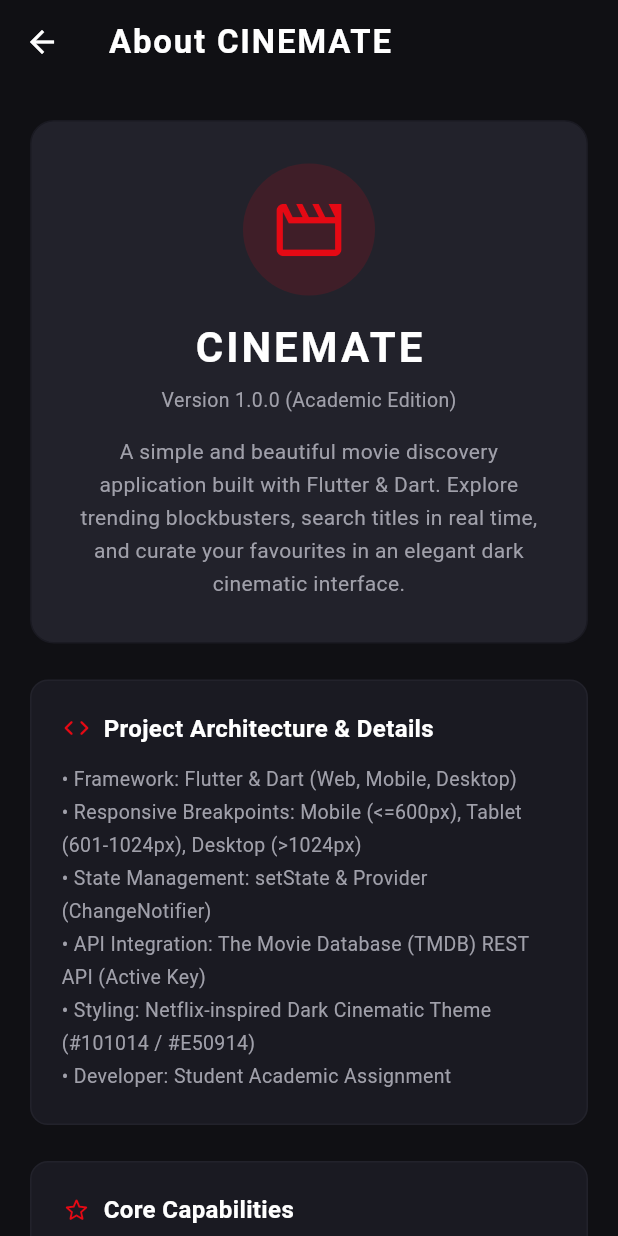
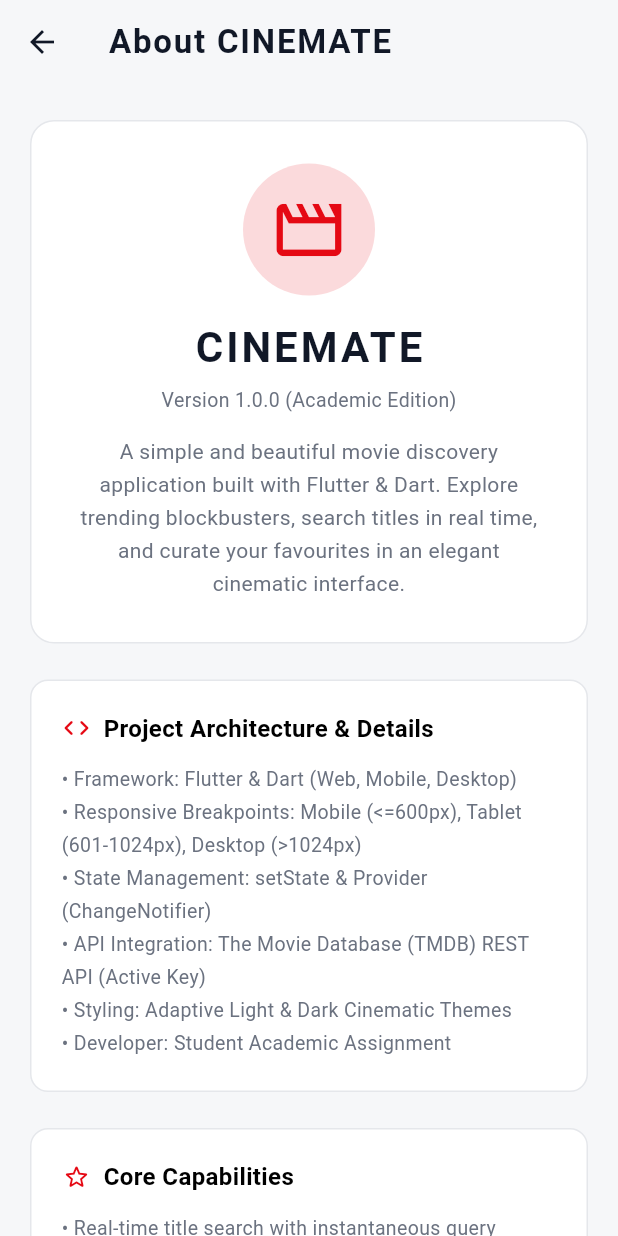
Before and after one commit to VrajeshChary/cinemate-vrajesh-jugraj, a Flutter app: the AboutScreen screen opened by its route, on a phone screen of 412 x 824 dp. Run offline on Flutter 3.47's test engine with Material 3 defaults, Android fonts, the phone set to English and light mode, and no system bars; network calls fail.

Commit message:
Set default Light Theme with top AppBar toggle button and responsive card styling

```diff
--- a/lib/screens/about_screen.dart
+++ b/lib/screens/about_screen.dart
@@ -18,7 +18,7 @@ class AboutScreen extends StatelessWidget {
     final horizontalPadding = screenWidth > 600 ? 32.0 : 20.0;
 
     return Scaffold(
-      backgroundColor: AppTheme.background,
+      backgroundColor: Theme.of(context).scaffoldBackgroundColor,
       appBar: AppBar(
         title: const Text('About CINEMATE'),
         leading: IconButton(
@@ -39,9 +39,9 @@ class AboutScreen extends StatelessWidget {
                   width: double.infinity,
                   padding: const EdgeInsets.all(28),
                   decoration: BoxDecoration(
-                    color: AppTheme.cardColor,
+                    color: AppTheme.getCardColor(context),
                     borderRadius: BorderRadius.circular(16),
-                    border: Border.all(color: AppTheme.secondaryBackground),
+                    border: Border.all(color: AppTheme.getBorder(context)),
                   ),
                   child: Column(
                     children: [
@@ -58,30 +58,30 @@ class AboutScreen extends StatelessWidget {
                         ),
                       ),
                       const SizedBox(height: 14),
-                      const Text(
+                      Text(
                         'CINEMATE',
                         style: TextStyle(
-                          color: AppTheme.primaryText,
+                          color: AppTheme.getTextColor(context),
                           fontSize: 28,
                           fontWeight: FontWeight.bold,
                           letterSpacing: 2.0,
                         ),
                       ),
                       const SizedBox(height: 6),
-                      const Text(
+                      Text(
                         'Version 1.0.0 (Academic Edition)',
                         style: TextStyle(
-                          color: AppTheme.secondaryText,
+                          color: AppTheme.getSecondaryTextColor(context),
                           fontSize: 13,
                         ),
                       ),
                       const SizedBox(height: 14),
-                      const Text(
+                      Text(
                         'A simple and beautiful movie discovery application built with Flutter & Dart. '
-                        'Explore trending blockbusters, search titles in real time, and curate your favourites in an elegant dark cinematic interface.',
+                        'Explore trending blockbusters, search titles in real time, and curate your favourites in an elegant cinematic interface.',
                         textAlign: TextAlign.center,
                         style: TextStyle(
-                          color: AppTheme.secondaryText,
+                          color: AppTheme.getSecondaryTextColor(context),
                           fontSize: 14,
                           height: 1.6,
                         ),
@@ -96,37 +96,36 @@ class AboutScreen extends StatelessWidget {
                   width: double.infinity,
                   padding: const EdgeInsets.all(20),
                   decoration: BoxDecoration(
-                    color: AppTheme.secondaryBackground,
+                    color: AppTheme.getSecondaryBg(context),
                     borderRadius: BorderRadius.circular(12),
-                    border: Border.all(color: AppTheme.cardColor),
+                    border: Border.all(color: AppTheme.getBorder(context)),
                   ),
-                  child: const Column(
+                  child: Column(
                     crossAxisAlignment: CrossAxisAlignment.start,
                     children: [
-                      Row(
+                      const Row(
                         children: [
                           Icon(Icons.code_rounded, color: AppTheme.primaryAccent, size: 20),
                           SizedBox(width: 8),
                           Text(
                             'Project Architecture & Details',
                             style: TextStyle(
-                              color: AppTheme.primaryText,
                               fontSize: 16,
                               fontWeight: FontWeight.bold,
                             ),
                           ),
                         ],
                       ),
-                      SizedBox(height: 12),
+                      const SizedBox(height: 12),
                       Text(
                         '• Framework: Flutter & Dart (Web, Mobile, Desktop)\n'
                         '• Responsive Breakpoints: Mobile (<=600px), Tablet (601-1024px), Desktop (>1024px)\n'
                         '• State Management: setState & Provider (ChangeNotifier)\n'
                         '• API Integration: The Movie Database (TMDB) REST API (Active Key)\n'
-                        '• Styling: Netflix-inspired Dark Cinematic Theme (#101014 / #E50914)\n'
+                        '• Styling: Adaptive Light & Dark Cinematic Themes\n'
                         '• Developer: Student Academic Assignment',
                         style: TextStyle(
-                          color: AppTheme.secondaryText,
+                          color: AppTheme.getSecondaryTextColor(context),
                           fontSize: 13,
                           height: 1.7,
                         ),
@@ -141,35 +140,35 @@ class AboutScreen extends StatelessWidget {
                   width: double.infinity,
                   padding: const EdgeInsets.all(20),
                   decoration: BoxDecoration(
-                    color: AppTheme.secondaryBackground,
+                    color: AppTheme.getSecondaryBg(context),
                     borderRadius: BorderRadius.circular(12),
-                    border: Border.all(color: AppTheme.cardColor),
+                    border: Border.all(color: AppTheme.getBorder(context)),
                   ),
-                  child: const Column(
+                  child: Column(
                     crossAxisAlignment: CrossAxisAlignment.start,
                     children: [
-                      Row(
+                      const Row(
                         children: [
                           Icon(Icons.star_outline_rounded, color: AppTheme.primaryAccent, size: 20),
                           SizedBox(width: 8),
                           Text(
                             'Core Capabilities',
                             style: TextStyle(
-                              color: AppTheme.primaryText,
                               fontSize: 16,
                               fontWeight: FontWeight.bold,
                             ),
                           ),
                         ],
                       ),
-                      SizedBox(height: 12),
+                      const SizedBox(height: 12),
                       Text(
                         '• Real-time title search with instantaneous query matching\n'
                         '• Bookmarked favourites synchronization across all application screens\n'
                         '• Detailed storylines, runtimes, release years, and live star ratings\n'
+                        '• Instant Light/Dark theme toggle on the top navigation bar\n'
                         '• Graceful offline fallback with 10 pre-loaded high-resolution sample titles',
                         style: TextStyle(
-                          color: AppTheme.secondaryText,
+                          color: AppTheme.getSecondaryTextColor(context),
                           fontSize: 13,
                           height: 1.7,
                         ),
--- /dev/null
+++ b/lib/services/theme_provider.dart
@@ -0,0 +1,24 @@
+import 'package:flutter/material.dart';
+
+/// ThemeProvider manages application-wide light / dark theme toggle.
+///
+/// Defaults to ThemeMode.light as requested.
+class ThemeProvider extends ChangeNotifier {
+  // Default to light theme
+  ThemeMode _themeMode = ThemeMode.light;
+
+  ThemeMode get themeMode => _themeMode;
+  bool get isDarkMode => _themeMode == ThemeMode.dark;
+
+  /// Toggles between light and dark mode
+  void toggleTheme() {
+    _themeMode = isDarkMode ? ThemeMode.light : ThemeMode.dark;
+    notifyListeners();
+  }
+
+  /// Explicitly sets the theme mode
+  void setTheme(ThemeMode mode) {
+    _themeMode = mode;
+    notifyListeners();
+  }
+}
--- a/lib/theme/app_theme.dart
+++ b/lib/theme/app_theme.dart
@@ -1,44 +1,144 @@
 import 'package:flutter/material.dart';
 
-/// AppTheme defines the dark cinematic styling for CINEMATE.
+/// AppTheme defines both Light and Dark cinematic styling for CINEMATE.
 ///
-/// Demonstrates:
-/// - Consistent colour palette constants
-/// - Custom ThemeData configuration
-/// - Typography and button styling
+/// Defaults to a clean, crisp Light Theme while retaining full support
+/// for the Dark Cinematic Theme via a top toggle button.
 class AppTheme {
-  // Required palette constants
-  static const Color background = Color(0xFF101014);
-  static const Color secondaryBackground = Color(0xFF1A1A22);
+  // Dark Palette
+  static const Color darkBackground = Color(0xFF101014);
+  static const Color darkSecondaryBackground = Color(0xFF1A1A22);
+  static const Color darkCardColor = Color(0xFF22222B);
+  static const Color darkPrimaryText = Color(0xFFFFFFFF);
+  static const Color darkSecondaryText = Color(0xFFA0A0AA);
+
+  // Light Palette
+  static const Color lightBackground = Color(0xFFF6F7F9);
+  static const Color lightSecondaryBackground = Color(0xFFFFFFFF);
+  static const Color lightCardColor = Color(0xFFFFFFFF);
+  static const Color lightPrimaryText = Color(0xFF111827);
+  static const Color lightSecondaryText = Color(0xFF6B7280);
+  static const Color lightBorderColor = Color(0xFFE5E7EB);
+
+  // Shared Brand Accent Colors
   static const Color primaryAccent = Color(0xFFE50914);
-  static const Color primaryText = Color(0xFFFFFFFF);
-  static const Color secondaryText = Color(0xFFA0A0AA);
-  static const Color cardColor = Color(0xFF22222B);
   static const Color starRatingColor = Color(0xFFFFB800);
 
-  static ThemeData get darkTheme {
+  // Convenience aliases for backward compatibility
+  static const Color background = darkBackground;
+  static const Color secondaryBackground = darkSecondaryBackground;
+  static const Color primaryText = darkPrimaryText;
+  static const Color secondaryText = darkSecondaryText;
+  static const Color cardColor = darkCardColor;
+
+  /// Dynamic color getters based on current BuildContext brightness
+  static bool isDark(BuildContext context) =>
+      Theme.of(context).brightness == Brightness.dark;
+
+  static Color getTextColor(BuildContext context) =>
+      isDark(context) ? darkPrimaryText : lightPrimaryText;
+
+  static Color getSecondaryTextColor(BuildContext context) =>
+      isDark(context) ? darkSecondaryText : lightSecondaryText;
+
+  static Color getCardColor(BuildContext context) =>
+      isDark(context) ? darkCardColor : lightCardColor;
+
+  static Color getSecondaryBg(BuildContext context) =>
+      isDark(context) ? darkSecondaryBackground : lightSecondaryBackground;
+
+  static Color getBorder(BuildContext context) =>
+      isDark(context) ? const Color(0xFF2A2A36) : lightBorderColor;
+
+  // ===========================================================================
+  // LIGHT THEME (Default)
+  // ===========================================================================
+  static ThemeData get lightTheme {
     return ThemeData(
-      brightness: Brightness.dark,
-      scaffoldBackgroundColor: background,
+      brightness: Brightness.light,
+      scaffoldBackgroundColor: lightBackground,
       primaryColor: primaryAccent,
-      cardColor: cardColor,
+      cardColor: lightCardColor,
       appBarTheme: const AppBarTheme(
-        backgroundColor: background,
+        backgroundColor: lightBackground,
         elevation: 0,
         centerTitle: false,
         titleTextStyle: TextStyle(
-          color: primaryText,
+          color: lightPrimaryText,
           fontSize: 22,
           fontWeight: FontWeight.bold,
           letterSpacing: 1.2,
         ),
-        iconTheme: IconThemeData(color: primaryText),
+        iconTheme: IconThemeData(color: lightPrimaryText),
       ),
       inputDecorationTheme: InputDecorationTheme(
         filled: true,
-        fillColor: secondaryBackground,
-        hintStyle: const TextStyle(color: secondaryText, fontSize: 14),
+        fillColor: lightSecondaryBackground,
+        hintStyle: const TextStyle(color: lightSecondaryText, fontSize: 14),
         border: OutlineInputBorder(
+          borderRadius: BorderRadius.circular(12),
+          borderSide: const BorderSide(color: lightBorderColor, width: 1),
+        ),
+        enabledBorder: OutlineInputBorder(
+          borderRadius: BorderRadius.circular(12),
+          borderSide: const BorderSide(color: lightBorderColor, width: 1),
+        ),
+        focusedBorder: OutlineInputBorder(
+          borderRadius: BorderRadius.circular(12),
+          borderSide: const BorderSide(color: primaryAccent, width: 1.5),
+        ),
+      ),
+      elevatedButtonTheme: ElevatedButtonThemeData(
+        style: ElevatedButton.styleFrom(
+          backgroundColor: primaryAccent,
+          foregroundColor: Colors.white,
+          padding: const EdgeInsets.symmetric(horizontal: 24, vertical: 14),
+          shape: RoundedRectangleBorder(
+            borderRadius: BorderRadius.circular(10),
+          ),
+          textStyle: const TextStyle(
+            fontSize: 16,
+            fontWeight: FontWeight.bold,
+          ),
+        ),
+      ),
+      colorScheme: const ColorScheme.light(
+        primary: primaryAccent,
+        surface: lightCardColor,
+      ),
+    );
+  }
+
+  // ===========================================================================
+  // DARK THEME
+  // ===========================================================================
+  static ThemeData get darkTheme {
+    return ThemeData(
+      brightness: Brightness.dark,
+      scaffoldBackgroundColor: darkBackground,
+      primaryColor: primaryAccent,
+      cardColor: darkCardColor,
+      appBarTheme: const AppBarTheme(
+        backgroundColor: darkBackground,
+        elevation: 0,
+        centerTitle: false,
+        titleTextStyle: TextStyle(
+          color: darkPrimaryText,
+          fontSize: 22,
+          fontWeight: FontWeight.bold,
+          letterSpacing: 1.2,
+        ),
+        iconTheme: IconThemeData(color: darkPrimaryText),
+      ),
+      inputDecorationTheme: InputDecorationTheme(
+        filled: true,
+        fillColor: darkSecondaryBackground,
+        hintStyle: const TextStyle(color: darkSecondaryText, fontSize: 14),
+        border: OutlineInputBorder(
+          borderRadius: BorderRadius.circular(12),
+          borderSide: BorderSide.none,
+        ),
+        enabledBorder: OutlineInputBorder(
           borderRadius: BorderRadius.circular(12),
           borderSide: BorderSide.none,
         ),
@@ -46,15 +146,11 @@ class AppTheme {
           borderRadius: BorderRadius.circular(12),
           borderSide: const BorderSide(color: primaryAccent, width: 1.5),
         ),
-        errorBorder: OutlineInputBorder(
-          borderRadius: BorderRadius.circular(12),
-          borderSide: const BorderSide(color: Colors.redAccent, width: 1),
-        ),
       ),
       elevatedButtonTheme: ElevatedButtonThemeData(
         style: ElevatedButton.styleFrom(
           backgroundColor: primaryAccent,
-          foregroundColor: primaryText,
+          foregroundColor: darkPrimaryText,
           padding: const EdgeInsets.symmetric(horizontal: 24, vertical: 14),
           shape: RoundedRectangleBorder(
             borderRadius: BorderRadius.circular(10),
@@ -67,7 +163,7 @@ class AppTheme {
       ),
       colorScheme: const ColorScheme.dark(
         primary: primaryAccent,
-        surface: cardColor,
+        surface: darkCardColor,
       ),
     );
   }
--- a/lib/widgets/section_title.dart
+++ b/lib/widgets/section_title.dart
@@ -37,8 +37,8 @@ class SectionTitle extends StatelessWidget {
               const SizedBox(width: 8),
               Text(
                 title,
-                style: const TextStyle(
-                  color: AppTheme.primaryText,
+                style: TextStyle(
+                  color: AppTheme.getTextColor(context),
                   fontSize: 18,
                   fontWeight: FontWeight.bold,
                   letterSpacing: 0.5,
```
Also changed, not shown: lib/main.dart (+15 -8 lines), lib/screens/favourites_screen.dart (+9 -9 lines), lib/screens/home_screen.dart (+40 -22 lines), lib/screens/movie_details_screen.dart (+46 -41 lines), lib/screens/search_screen.dart (+12 -12 lines), lib/widgets/movie_card.dart (+6 -6 lines), lib/widgets/movie_poster.dart (+6 -6 lines), 2 other files.
